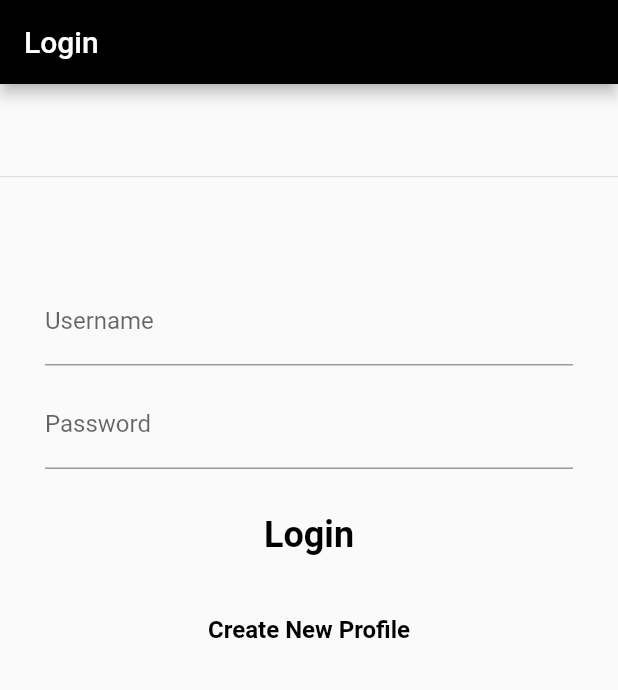
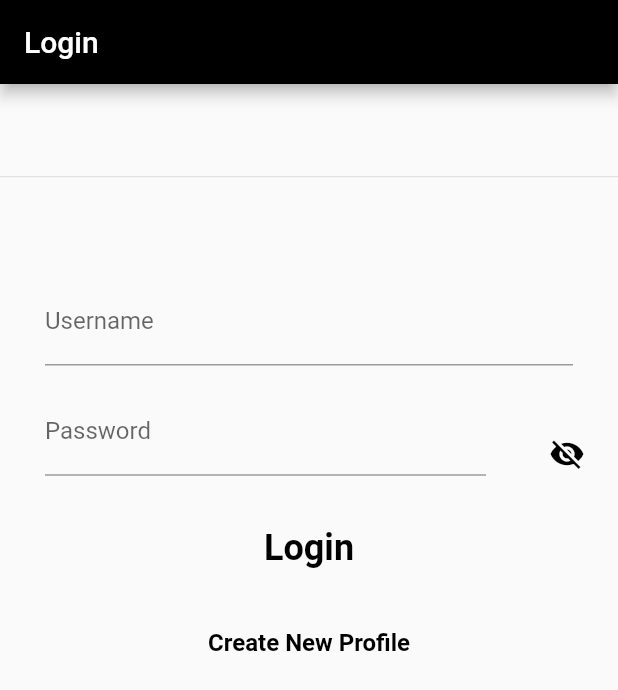
Before and after one commit to AbdelrahmanMagdy84/Doctor_APP, a Flutter app: the screen it shows after launch, on a phone screen of 412 x 824 dp. Shown: the top 690 px of the screen. Run offline on Flutter 3.47's test engine with Material 2 defaults, Android fonts, the phone set to English and light mode, and no system bars; our stand-ins replace charts_flutter, flutter_secure_storage, form_field_validator, photo_view; missing offline and left inert: flutter_datetime_formfield.

Commit message:
login visibility

```diff
--- a/lib/screens/login_screen.dart
+++ b/lib/screens/login_screen.dart
@@ -16,7 +16,7 @@ class LoginScreen extends StatefulWidget {
 class _LoginScreenState extends State<LoginScreen> {
   final _usernameController = TextEditingController();
   final _passwordController = TextEditingController();
-
+bool _obscureText = true;
   Widget buildTextField(String title, TextEditingController controller,
       TextInputType textInputType) {
     return Container(
@@ -55,7 +55,13 @@ class _LoginScreenState extends State<LoginScreen> {
     Navigator.of(ctx).pushReplacementNamed(RegisterScreen.routeName);
   }
 
-  @override
+  void _toggle() {
+    setState(() {
+      _obscureText = !_obscureText;
+    });
+  }
+
+@override
   Widget build(BuildContext context) {
     return Scaffold(
       appBar: AppBar(title: Text('Login')),
@@ -70,10 +76,32 @@ class _LoginScreenState extends State<LoginScreen> {
               _usernameController,
               TextInputType.text,
             ),
-            buildTextField(
-              'Password',
-              _passwordController,
-              TextInputType.text,
+            Row(
+              children: <Widget>[
+                Expanded(
+                  child: Container(
+                    padding: EdgeInsets.symmetric(vertical: 5, horizontal: 30),
+                    child: TextField(
+                      decoration: InputDecoration(
+                        labelText: 'Password',
+                      ),
+                      controller: _passwordController,
+                      keyboardType: TextInputType.text,
+                      obscureText: _obscureText,
+                    ),
+                  ),
+                ),
+                Padding(
+                  padding: EdgeInsets.only(top: 30, right: 10),
+                  child: IconButton(
+                    color: Theme.of(context).primaryColor,
+                    onPressed: _toggle,
+                    icon: (Icon(_obscureText
+                        ? Icons.visibility_off
+                        : Icons.visibility)),
+                  ),
+                ),
+              ],
             ),
             Container(
                 padding: EdgeInsets.only(top: 15, bottom: 10),
```
